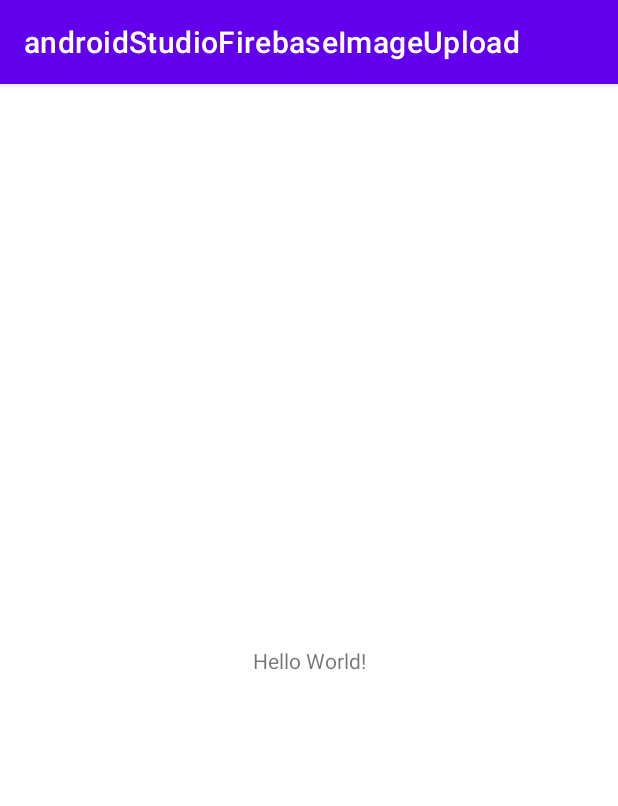
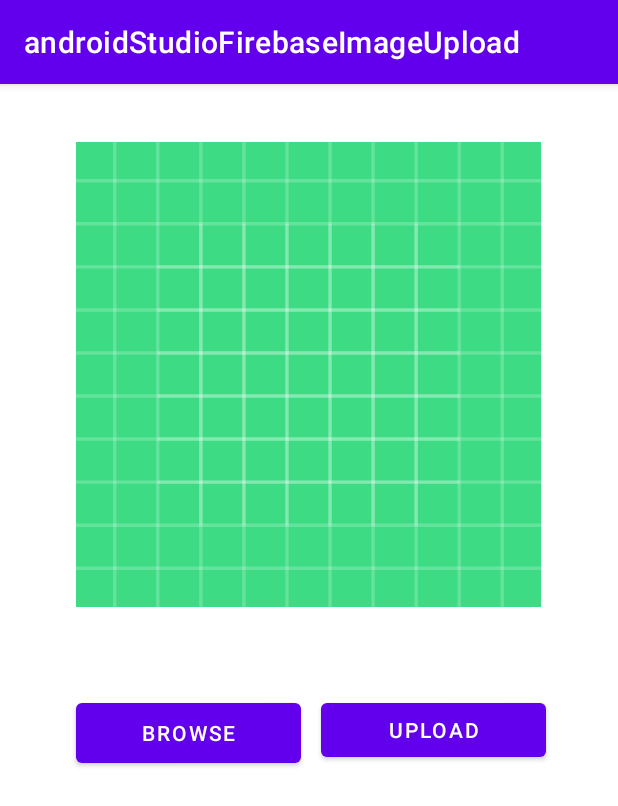
Before and after one commit to bnitish101/androidStudioFirebaseImageUpload, an Android app: the screen it shows after launch (MainActivity), on a phone screen of 412 x 824 dp. Shown: the top 806 px of the screen. Run offline under Robolectric (Android 15) with nearby library versions, the phone set to English and light mode, and no system bars; libraries missing offline, so code that uses them is left out: com.karumi.dexter.

```diff
--- a/app/build.gradle
+++ b/app/build.gradle
@@ -35,4 +35,6 @@ dependencies {
     testImplementation 'junit:junit:4.+'
     androidTestImplementation 'androidx.test.ext:junit:1.1.3'
     androidTestImplementation 'androidx.test.espresso:espresso-core:3.4.0'
+
+    implementation 'com.karumi:dexter:6.2.3'
 }
--- a/app/src/main/AndroidManifest.xml
+++ b/app/src/main/AndroidManifest.xml
@@ -1,6 +1,9 @@
 <?xml version="1.0" encoding="utf-8"?>
 <manifest xmlns:android="http://schemas.android.com/apk/res/android"
     package="com.example.androidstudiofirebaseimageupload">
+
+    <uses-permission android:name="android.permission.INTERNET"/>
+    <uses-permission android:name="android.permission.READ_EXTERNAL_STORAGE"/>
 
     <application
         android:allowBackup="true"
--- a/app/src/main/java/com/example/androidstudiofirebaseimageupload/MainActivity.java
+++ b/app/src/main/java/com/example/androidstudiofirebaseimageupload/MainActivity.java
@@ -2,13 +2,60 @@ package com.example.androidstudiofirebaseimageupload;
 
 import androidx.appcompat.app.AppCompatActivity;
 
+import android.Manifest;
+import android.graphics.Bitmap;
+import android.net.Uri;
 import android.os.Bundle;
+import android.view.View;
+import android.widget.Button;
+import android.widget.ImageView;
+
+import com.karumi.dexter.Dexter;
+import com.karumi.dexter.DexterActivity;
+import com.karumi.dexter.PermissionToken;
+import com.karumi.dexter.listener.PermissionDeniedResponse;
+import com.karumi.dexter.listener.PermissionGrantedResponse;
+import com.karumi.dexter.listener.PermissionRequest;
+import com.karumi.dexter.listener.single.PermissionListener;
 
 public class MainActivity extends AppCompatActivity {
+
+    ImageView imageView;
+    Button btnBrowse, btnUpload;
+    Uri filePath;
+    Bitmap bitmap;
 
     @Override
     protected void onCreate(Bundle savedInstanceState) {
         super.onCreate(savedInstanceState);
         setContentView(R.layout.activity_main);
+
+        imageView = (ImageView) findViewById(R.id.imageView);
+        btnBrowse = (Button) findViewById(R.id.btnBrowse);
+        btnUpload = (Button) findViewById(R.id.btnUpload);
+
+        btnBrowse.setOnClickListener(new View.OnClickListener() {
+            @Override
+            public void onClick(View v) {
+                Dexter.withContext(MainActivity.this)
+                        .withPermission(Manifest.permission.READ_EXTERNAL_STORAGE)
+                        .withListener(new PermissionListener() {
+                            @Override
+                            public void onPermissionGranted(PermissionGrantedResponse permissionGrantedResponse) {
+
+                            }
+
+                            @Override
+                            public void onPermissionDenied(PermissionDeniedResponse permissionDeniedResponse) {
+
+                            }
+
+                            @Override
+                            public void onPermissionRationaleShouldBeShown(PermissionRequest permissionRequest, PermissionToken permissionToken) {
+
+                            }
+                        }).check();
+            }
+        });
     }
 }
--- a/app/src/main/res/layout/activity_main.xml
+++ b/app/src/main/res/layout/activity_main.xml
@@ -6,13 +6,38 @@
     android:layout_height="match_parent"
     tools:context=".MainActivity">
 
-    <TextView
-        android:layout_width="wrap_content"
+    <ImageView
+        android:id="@+id/imageView"
+        android:layout_width="310dp"
+        android:layout_height="310dp"
+        app:layout_constraintBottom_toBottomOf="parent"
+        app:layout_constraintEnd_toEndOf="parent"
+        app:layout_constraintHorizontal_bias="0.494"
+        app:layout_constraintStart_toStartOf="parent"
+        app:layout_constraintTop_toTopOf="parent"
+        app:layout_constraintVertical_bias="0.085"
+        app:srcCompat="@drawable/ic_launcher_background" />
+
+    <Button
+        android:id="@+id/btnBrowse"
+        android:layout_width="150dp"
+        android:layout_height="52dp"
+        android:text="Browse"
+        app:layout_constraintBottom_toBottomOf="parent"
+        app:layout_constraintEnd_toStartOf="@+id/btnUpload"
+        app:layout_constraintHorizontal_bias="0.793"
+        app:layout_constraintStart_toStartOf="parent"
+        app:layout_constraintTop_toTopOf="parent"
+        app:layout_constraintVertical_bias="0.568" />
+
+    <Button
+        android:id="@+id/btnUpload"
+        android:layout_width="150dp"
         android:layout_height="wrap_content"
-        android:text="Hello World!"
+        android:layout_marginEnd="48dp"
+        android:text="Upload"
         app:layout_constraintBottom_toBottomOf="parent"
-        app:layout_constraintLeft_toLeftOf="parent"
-        app:layout_constraintRight_toRightOf="parent"
-        app:layout_constraintTop_toTopOf="parent" />
-
+        app:layout_constraintEnd_toEndOf="parent"
+        app:layout_constraintTop_toTopOf="parent"
+        app:layout_constraintVertical_bias="0.565" />
 </androidx.constraintlayout.widget.ConstraintLayout>
```
